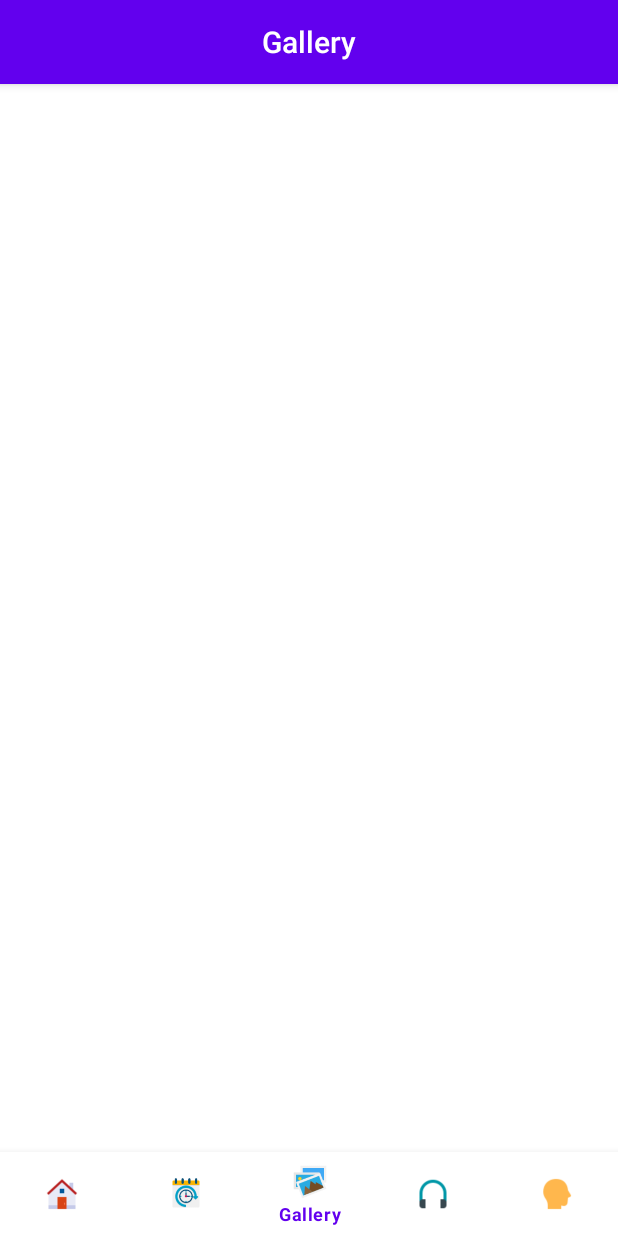
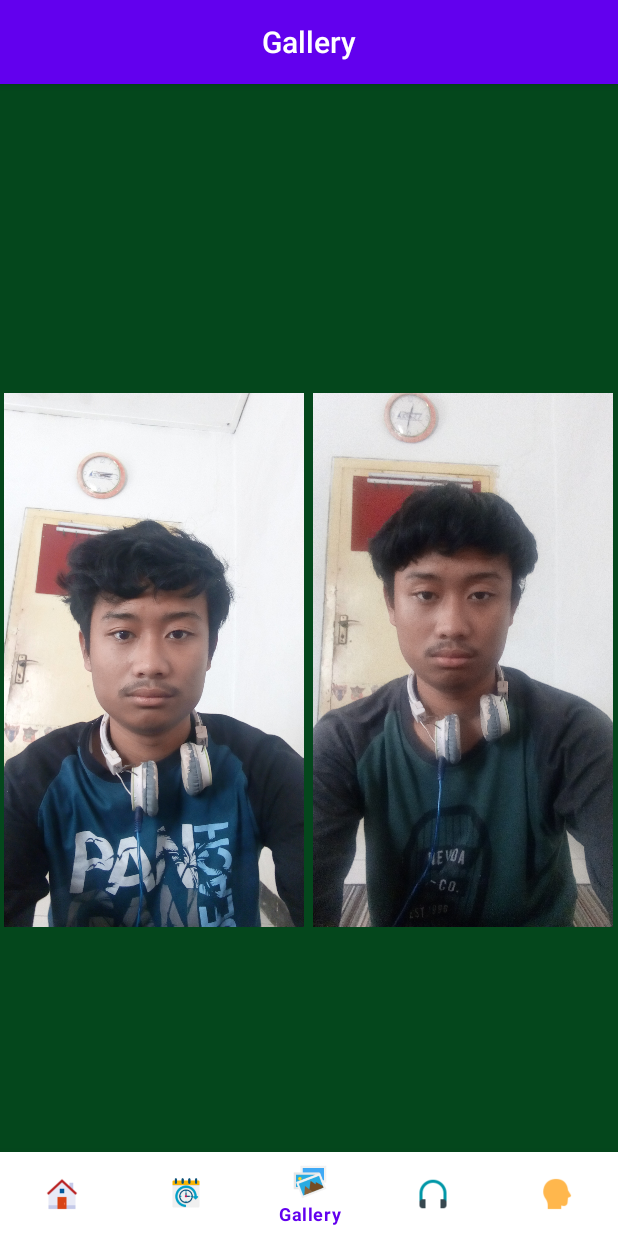
Before and after one commit to Tafriyadi27/TriSelfApps-AKB10119213UTS, an Android app: the GalleryFragment screen opened through its navigation route, on a phone screen of 412 x 824 dp. Run offline under Robolectric (Android 15) with nearby library versions, the phone set to English and light mode, and no system bars; our stand-ins replace Room's generated code, navigation-ui.

Commit message:
adding content and adding entity for gallery(fragment_gallery)

```diff
--- a/app/src/main/java/com/skullbreker/triselfapps/database/AppDatabase.java
+++ b/app/src/main/java/com/skullbreker/triselfapps/database/AppDatabase.java
@@ -10,10 +10,11 @@ import androidx.sqlite.db.SupportSQLiteDatabase;
 
 import java.util.concurrent.Executors;
 
-@Database(entities = {Friend.class,Activities.class}, version = 2)
+@Database(entities = {Friend.class,Activities.class,Gallery.class}, version = 3)
 public abstract class AppDatabase extends RoomDatabase {
     public abstract FriendDao friendDao();
     public abstract ActivitiesDao activitiesDao();
+    public abstract GalleryDao galleryDao();
 
         private static AppDatabase INSTANCE;
 
@@ -30,6 +31,7 @@ public abstract class AppDatabase extends RoomDatabase {
                             super.onCreate(db);
                             Executors.newSingleThreadExecutor().execute(() -> getDbInstance(context).activitiesDao().insert(Activities.isiAktifitas()));
                             Executors.newSingleThreadExecutor().execute(() -> getDbInstance(context).friendDao().insert(Friend.isiData()));
+                            Executors.newSingleThreadExecutor().execute(() -> getDbInstance(context).galleryDao().insert(Gallery.isiFoto()));
 
                         }
                     })
--- /dev/null
+++ b/app/src/main/java/com/skullbreker/triselfapps/database/Gallery.java
@@ -0,0 +1,34 @@
+package com.skullbreker.triselfapps.database;
+
+import androidx.room.ColumnInfo;
+import androidx.room.Entity;
+import androidx.room.PrimaryKey;
+
+@Entity
+public class Gallery {
+    @PrimaryKey(autoGenerate = true)
+    public int uid;
+
+    @ColumnInfo(name ="imagename")
+    public String imagename;
+
+    public Gallery(String imagename){
+        this.imagename = imagename;
+    }
+    public static Gallery[] isiFoto(){
+        return new Gallery[]{
+                new Gallery("gallery1"),
+                new Gallery("gallery2"),
+                new Gallery("gallery3"),
+                new Gallery("gallery4"),
+                new Gallery("gallery5"),
+                new Gallery("gallery6"),
+                new Gallery("gallery7"),
+                new Gallery("gallery8"),
+                new Gallery("gallery9"),
+                new Gallery("gallery10"),
+                new Gallery("gallery11"),
+                new Gallery("gallery12"),
+        };
+    }
+}
--- /dev/null
+++ b/app/src/main/java/com/skullbreker/triselfapps/database/GalleryDao.java
@@ -0,0 +1,17 @@
+package com.skullbreker.triselfapps.database;
+
+import androidx.room.Dao;
+import androidx.room.Insert;
+import androidx.room.Query;
+
+import java.util.List;
+@Dao
+public interface GalleryDao {
+    @Query("SELECT * FROM gallery")
+    List<Gallery> getAllGallery();
+
+    @Query("DELETE FROM gallery")
+    void deleteAllGallery();
+    @Insert
+    void insert(Gallery... galleries);
+}
--- a/app/src/main/java/com/skullbreker/triselfapps/ui/gallery/GalleryFragment.java
+++ b/app/src/main/java/com/skullbreker/triselfapps/ui/gallery/GalleryFragment.java
@@ -9,14 +9,28 @@ import android.widget.TextView;
 import androidx.annotation.NonNull;
 import androidx.fragment.app.Fragment;
 import androidx.lifecycle.ViewModelProvider;
+import androidx.recyclerview.widget.GridLayoutManager;
+import androidx.recyclerview.widget.LinearLayoutManager;
+import androidx.recyclerview.widget.RecyclerView;
 
 import com.skullbreker.triselfapps.MainActivity;
 import com.skullbreker.triselfapps.R;
+import com.skullbreker.triselfapps.database.AppDatabase;
+import com.skullbreker.triselfapps.database.Friend;
+import com.skullbreker.triselfapps.database.Gallery;
 import com.skullbreker.triselfapps.databinding.FragmentGalleryBinding;
+import com.skullbreker.triselfapps.ui.daily.FriendsFragment;
+import com.skullbreker.triselfapps.ui.daily.FriendsListAdapter;
+
+import java.util.List;
 
 public class GalleryFragment extends Fragment {
 
+    private GalleryListAdapter galleryListAdapter;
     private FragmentGalleryBinding binding;
+    public static GalleryFragment newInstance() {
+        return new GalleryFragment();
+    }
 
     public View onCreateView(@NonNull LayoutInflater inflater,
                              ViewGroup container, Bundle savedInstanceState) {
@@ -24,11 +38,30 @@ public class GalleryFragment extends Fragment {
         binding = FragmentGalleryBinding.inflate(inflater, container, false);
         ((MainActivity)getActivity()).updateStatusBarColor("#04471C");
         View root = binding.getRoot();
+
+        initRecycle();
+
+        loadGalleryList();
+
         TextView textTitle = getActivity().findViewById(R.id.appbar_title);
         textTitle.setText(R.string.title_gallery);
         return root;
     }
 
+    private void initRecycle() {
+        RecyclerView recyclerView = binding.recycleviewGallery;
+        recyclerView.setLayoutManager(new GridLayoutManager(binding.getRoot().getContext(),
+                2));
+
+        galleryListAdapter = new GalleryListAdapter(binding.getRoot().getContext());
+        recyclerView.setAdapter((galleryListAdapter));
+    }
+
+    private void loadGalleryList() {
+        AppDatabase db =AppDatabase.getDbInstance((binding.getRoot().getContext()));
+        List<Gallery> galleryList = db.galleryDao().getAllGallery();
+        galleryListAdapter.setGalleryList(galleryList);
+    }
     @Override
     public void onDestroyView() {
         super.onDestroyView();
--- /dev/null
+++ b/app/src/main/java/com/skullbreker/triselfapps/ui/gallery/GalleryListAdapter.java
@@ -0,0 +1,61 @@
+package com.skullbreker.triselfapps.ui.gallery;
+
+import android.annotation.SuppressLint;
+import android.content.Context;
+import android.content.res.Resources;
+import android.view.LayoutInflater;
+import android.view.View;
+import android.view.ViewGroup;
+import android.widget.ImageView;
+import android.widget.TextView;
+
+import androidx.annotation.NonNull;
+import androidx.recyclerview.widget.RecyclerView;
+
+import com.skullbreker.triselfapps.R;
+import com.skullbreker.triselfapps.database.Gallery;
+import com.skullbreker.triselfapps.ui.daily.FriendsListAdapter;
+
+import java.util.List;
+
+public class GalleryListAdapter extends RecyclerView.Adapter<GalleryListAdapter.GalleryViewHolder> {
+    private final Context context;
+    private List<Gallery> galleryList;
+
+public GalleryListAdapter(Context context){ this.context =context;}
+@SuppressLint("NotifyDataSetChanged")
+public void setGalleryList(List<Gallery> list){
+        this.galleryList = list;
+        notifyDataSetChanged();
+        }
+
+    @NonNull
+    @Override
+    public GalleryListAdapter.GalleryViewHolder onCreateViewHolder(@NonNull ViewGroup parent, int viewType) {
+        View view = LayoutInflater.from(context).inflate(R.layout.recycle_gallery_rows,parent,false);
+        return new GalleryListAdapter.GalleryViewHolder(view);
+    }
+
+    @Override
+    public void onBindViewHolder(@NonNull GalleryListAdapter.GalleryViewHolder holder, int position) {
+        holder.imagename.setImageDrawable(context.getResources().getDrawable(getDrawableByName(this.galleryList.get(position).imagename)));
+    }
+
+    @Override
+    public int getItemCount() {
+        return this.galleryList.size();
+    }
+
+    public class GalleryViewHolder extends RecyclerView.ViewHolder{
+        ImageView imagename;
+        public GalleryViewHolder(@NonNull View itemView) {
+            super(itemView);
+            imagename =itemView.findViewById(R.id.gallery_recycle_image);
+        }
+    }
+    private int getDrawableByName(String name){
+        Resources res = context.getResources();
+        final int resId = res.getIdentifier(name,"drawable",context.getPackageName());
+        return resId;
+    }
+}
--- a/app/src/main/res/layout/fragment_gallery.xml
+++ b/app/src/main/res/layout/fragment_gallery.xml
@@ -6,17 +6,11 @@
     android:layout_height="match_parent"
     tools:context=".ui.gallery.GalleryFragment">
 
-    <TextView
-        android:id="@+id/text_gallery"
+    <androidx.recyclerview.widget.RecyclerView
+        android:id="@+id/recycleview_gallery"
         android:layout_width="match_parent"
-        android:layout_height="wrap_content"
-        android:layout_marginStart="8dp"
-        android:layout_marginTop="8dp"
-        android:layout_marginEnd="8dp"
-        android:textAlignment="center"
-        android:textSize="20sp"
-        app:layout_constraintBottom_toBottomOf="parent"
-        app:layout_constraintEnd_toEndOf="parent"
-        app:layout_constraintStart_toStartOf="parent"
-        app:layout_constraintTop_toTopOf="parent" />
+        android:layout_height="match_parent">
+
+    </androidx.recyclerview.widget.RecyclerView>
+
 </androidx.constraintlayout.widget.ConstraintLayout>
--- /dev/null
+++ b/app/src/main/res/layout/recycle_gallery_rows.xml
@@ -0,0 +1,16 @@
+<?xml version="1.0" encoding="utf-8"?>
+<LinearLayout xmlns:android="http://schemas.android.com/apk/res/android"
+    android:orientation="vertical"
+    android:layout_width="match_parent"
+    android:layout_height="match_parent"
+    android:background="@color/forestgreen">
+
+    <ImageView
+        android:layout_width="200dp"
+        android:layout_height="110dp"
+        android:layout_weight="1"
+        android:layout_gravity="center"
+        android:id="@+id/gallery_recycle_image"
+        android:src="@drawable/apexlogo">
+    </ImageView>
+</LinearLayout>
```
Also changed, not shown: app/src/main/res/drawable/gallery1.jpg (added), app/src/main/res/drawable/gallery10.jpg (added), app/src/main/res/drawable/gallery11.jpg (added), app/src/main/res/drawable/gallery12.jpg (added), app/src/main/res/drawable/gallery2.jpg (added), app/src/main/res/drawable/gallery3.jpg (added), app/src/main/res/drawable/gallery4.jpg (added), app/src/main/res/drawable/gallery5.jpg (added), app/src/main/res/drawable/gallery6.jpg (added), 3 other files.
